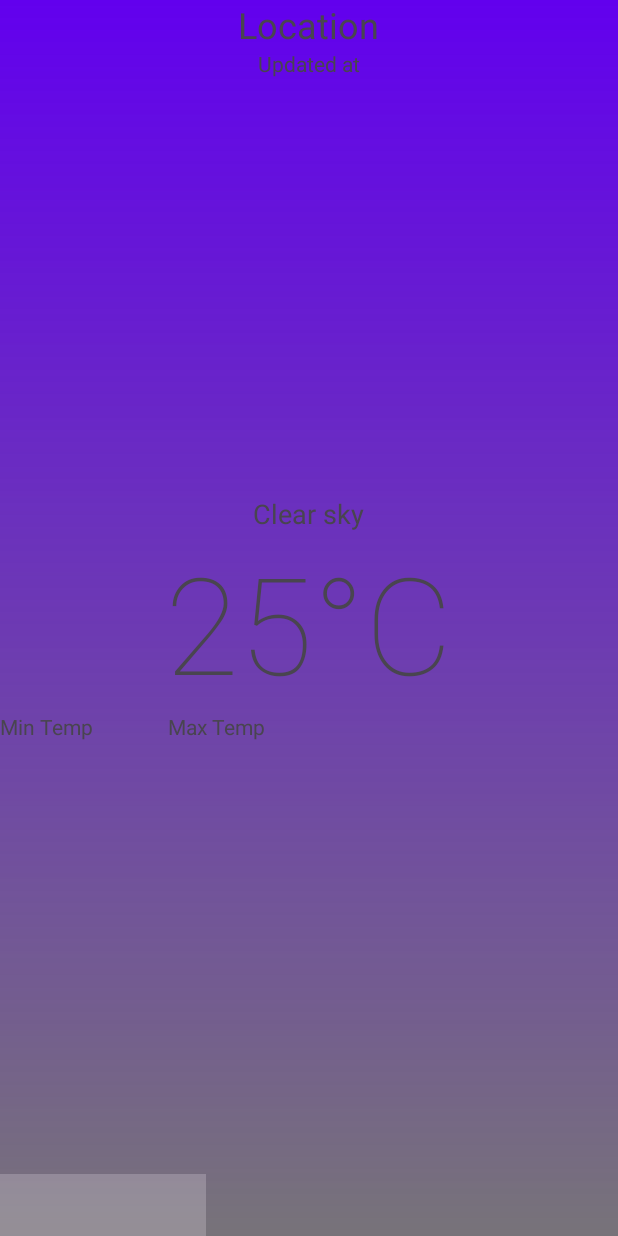
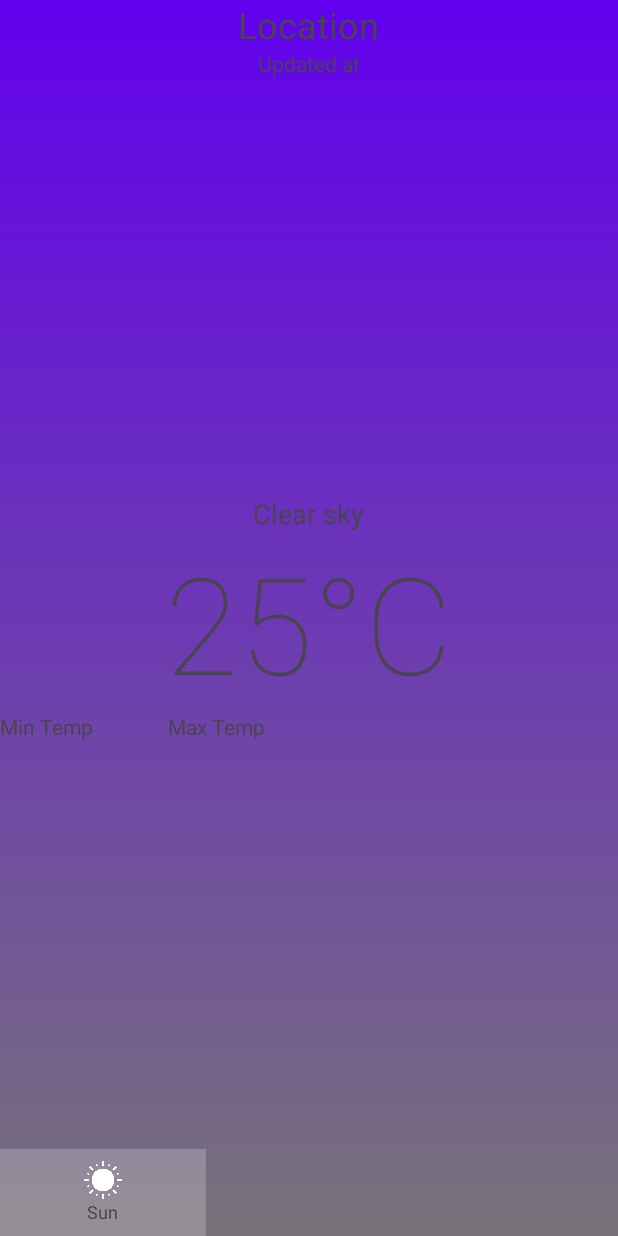
Before and after one commit to katiestacey44/357_project, an Android app: the screen it shows after launch (MainActivity), on a phone screen of 412 x 824 dp. Run offline under Robolectric (Android 15) with nearby library versions, the phone set to English and light mode, and no system bars.

Commit message:
"text for Sun"

```diff
--- a/app/src/main/res/layout/activity_main.xml
+++ b/app/src/main/res/layout/activity_main.xml
@@ -119,9 +119,23 @@
 
                    <ImageView
                        android:layout_width="25dp"
-                       android:layout_height="25dp">
+                       android:layout_height="25dp"
+                       android:src="@drawable/sun"
+                       app:tint="#FFF">
 
                    </ImageView>
+                   <Space android:layout_height="wrap_content"
+                       android:layout_width="5dp">
+
+                   </Space>
+
+                   <TextView
+                       android:textSize="12sp"
+                       android:text="Sun"
+                       android:layout_width="wrap_content"
+                       android:layout_height="wrap_content">
+
+                   </TextView>
 
 
                </LinearLayout>
```
